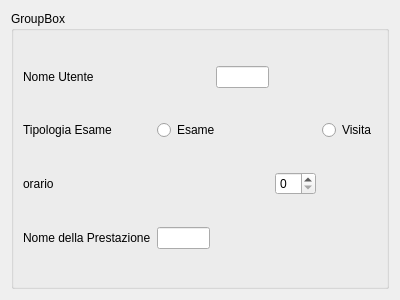
The window that ProgettoSanitario/aggiungiprenotazionedialog.ui (ilmoro90/progettosanitario) describes before a commit, drawn with Qt 5.
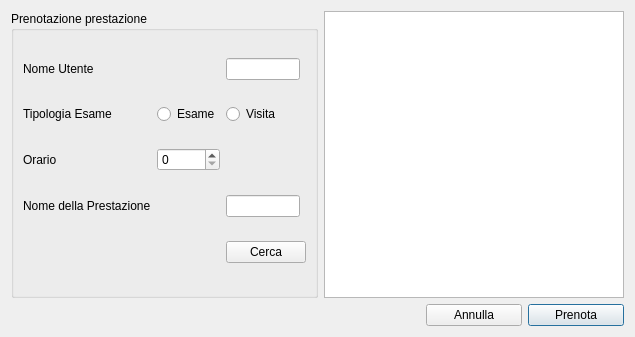
The same window after the commit.

Patch:
```diff
--- a/ProgettoSanitario/aggiungiprenotazionedialog.ui
+++ b/ProgettoSanitario/aggiungiprenotazionedialog.ui
@@ -6,82 +6,145 @@
    <rect>
     <x>0</x>
     <y>0</y>
-    <width>400</width>
-    <height>300</height>
+    <width>556</width>
+    <height>337</height>
    </rect>
   </property>
   <property name="windowTitle">
    <string>Prenota</string>
   </property>
   <layout class="QGridLayout" name="gridLayout">
-   <item row="0" column="1">
+   <item row="1" column="0" colspan="2">
+    <spacer name="horizontalSpacer_4">
+     <property name="orientation">
+      <enum>Qt::Horizontal</enum>
+     </property>
+     <property name="sizeHint" stdset="0">
+      <size>
+       <width>40</width>
+       <height>20</height>
+      </size>
+     </property>
+    </spacer>
+   </item>
+   <item row="0" column="1" colspan="3">
+    <widget class="QTextBrowser" name="textBrowser">
+     <property name="sizePolicy">
+      <sizepolicy hsizetype="Expanding" vsizetype="Expanding">
+       <horstretch>150</horstretch>
+       <verstretch>0</verstretch>
+      </sizepolicy>
+     </property>
+     <property name="minimumSize">
+      <size>
+       <width>300</width>
+       <height>0</height>
+      </size>
+     </property>
+    </widget>
+   </item>
+   <item row="1" column="3">
+    <widget class="QPushButton" name="pushButtonPrenota">
+     <property name="text">
+      <string>Prenota</string>
+     </property>
+    </widget>
+   </item>
+   <item row="1" column="2">
+    <widget class="QPushButton" name="pushButton_2">
+     <property name="text">
+      <string>Annulla</string>
+     </property>
+    </widget>
+   </item>
+   <item row="0" column="0">
     <widget class="QGroupBox" name="groupBox">
      <property name="title">
-      <string>GroupBox</string>
+      <string>Prenotazione prestazione</string>
      </property>
      <layout class="QGridLayout" name="gridLayout_2">
-      <item row="3" column="0">
-       <widget class="QLabel" name="label_4">
-        <property name="text">
-         <string>Nome della Prestazione</string>
-        </property>
-       </widget>
-      </item>
-      <item row="3" column="1">
-       <widget class="QLineEdit" name="lineEdit_2"/>
-      </item>
-      <item row="1" column="0">
-       <widget class="QLabel" name="label_2">
-        <property name="text">
-         <string>Tipologia Esame</string>
-        </property>
-       </widget>
-      </item>
-      <item row="2" column="3">
-       <widget class="QSpinBox" name="spinBox"/>
-      </item>
       <item row="2" column="0">
        <widget class="QLabel" name="label_3">
         <property name="text">
-         <string>orario</string>
+         <string>Orario</string>
         </property>
-       </widget>
-      </item>
-      <item row="1" column="4">
-       <widget class="QRadioButton" name="radioButton_2">
-        <property name="text">
-         <string>Visita</string>
+        <property name="buddy">
+         <cstring>spinBoxOrario</cstring>
         </property>
        </widget>
       </item>
-      <item row="1" column="5">
-       <spacer name="horizontalSpacer">
-        <property name="orientation">
-         <enum>Qt::Horizontal</enum>
-        </property>
-        <property name="sizeHint" stdset="0">
-         <size>
-          <width>40</width>
-          <height>20</height>
-         </size>
-        </property>
-       </spacer>
+      <item row="2" column="1">
+       <widget class="QSpinBox" name="spinBoxOrario"/>
       </item>
-      <item row="1" column="1" colspan="3">
-       <widget class="QRadioButton" name="radioButton">
+      <item row="1" column="1">
+       <widget class="QRadioButton" name="radioButtonEsame">
         <property name="text">
          <string>Esame</string>
         </property>
        </widget>
       </item>
-      <item row="0" column="2">
-       <widget class="QLineEdit" name="lineEdit"/>
+      <item row="1" column="0">
+       <widget class="QLabel" name="label_2">
+        <property name="text">
+         <string>Tipologia Esame</string>
+        </property>
+        <property name="buddy">
+         <cstring>radioButtonEsame</cstring>
+        </property>
+       </widget>
+      </item>
+      <item row="3" column="0">
+       <widget class="QLabel" name="label_4">
+        <property name="text">
+         <string>Nome della Prestazione</string>
+        </property>
+        <property name="buddy">
+         <cstring>lineEdit_2</cstring>
+        </property>
+       </widget>
       </item>
       <item row="0" column="0">
        <widget class="QLabel" name="label">
         <property name="text">
          <string>Nome Utente</string>
         </property>
+        <property name="buddy">
+         <cstring>nomeUtente</cstring>
+        </property>
+       </widget>
+      </item>
+      <item row="1" column="5">
+       <widget class="QRadioButton" name="radioButtonVisita">
+        <property name="text">
+         <string>Visita</string>
+        </property>
+       </widget>
+      </item>
+      <item row="4" column="5" colspan="2">
+       <widget class="QPushButton" name="pushButtonCerca">
+        <property name="text">
+         <string>Cerca</string>
+        </property>
+       </widget>
+      </item>
+      <item row="0" column="5">
+       <widget class="QLineEdit" name="nomeUtente">
+        <property name="sizePolicy">
+         <sizepolicy hsizetype="Expanding" vsizetype="Fixed">
+          <horstretch>10</horstretch>
+          <verstretch>0</verstretch>
+         </sizepolicy>
+        </property>
+       </widget>
+      </item>
+      <item row="3" column="5">
+       <widget class="QLineEdit" name="lineEdit_2">
+        <property name="sizePolicy">
+         <sizepolicy hsizetype="Expanding" vsizetype="Fixed">
+          <horstretch>10</horstretch>
+          <verstretch>0</verstretch>
+         </sizepolicy>
+        </property>
        </widget>
       </item>
      </layout>
```
Left out of the diff: 11 changed lines with no effect on the pictures.
